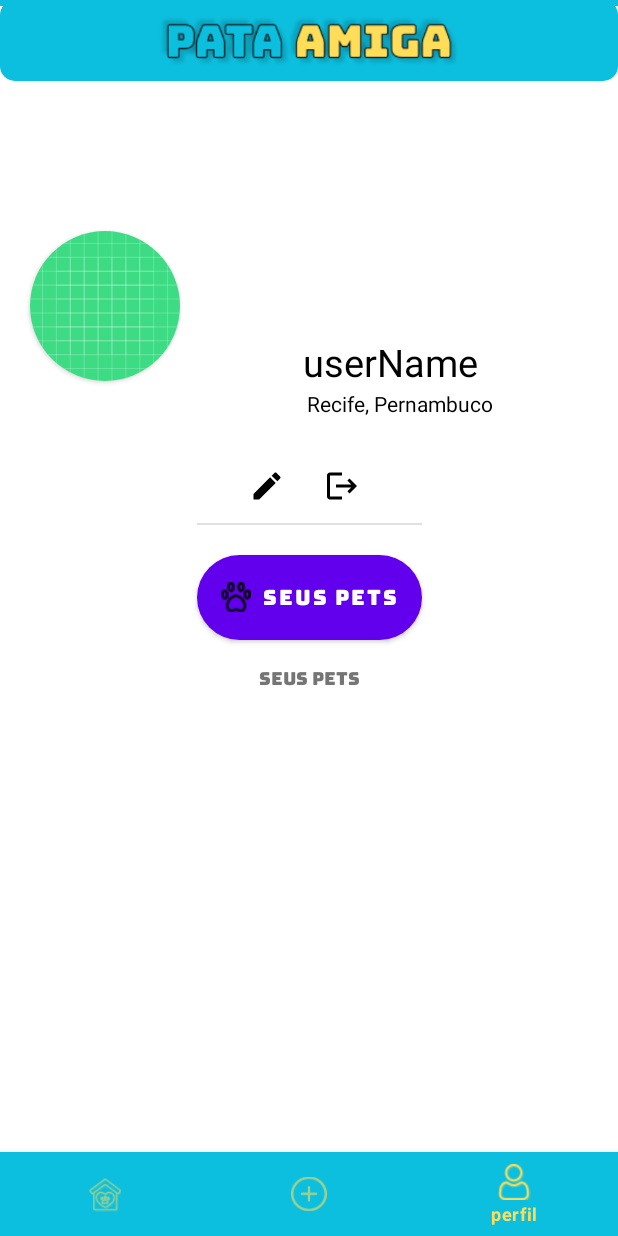
After one commit to MatheusVict/PataAmiga, an Android app: the ProfileFragments screen opened through its navigation route, on a phone screen of 412 x 824 dp. The commit adds this screen. Run offline under Robolectric (Android 15) with nearby library versions, the phone set to English and light mode, and no system bars; our stand-ins replace navigation-ui.

Commit message:
basic profile fragment

```diff
--- a/app/build.gradle
+++ b/app/build.gradle
@@ -56,4 +56,8 @@ dependencies {
     implementation 'com.google.code.gson:gson:2.8.9'
     implementation 'com.squareup.retrofit2:retrofit:2.9.0'
     implementation 'com.squareup.retrofit2:converter-gson:2.9.0'
+
+    // okhttp
+    implementation 'com.squareup.okhttp3:okhttp:4.9.1'
+    implementation 'com.squareup.okhttp3:logging-interceptor:4.9.1'
 }
--- a/app/src/main/java/com/example/pawfriend/Endpoint.kt
+++ b/app/src/main/java/com/example/pawfriend/Endpoint.kt
@@ -5,6 +5,7 @@ import com.example.pawfriend.apiJsons.UserLogin
 import com.google.gson.JsonObject
 import retrofit2.Call
 import retrofit2.http.Body
+import retrofit2.http.GET
 import retrofit2.http.POST
 
 interface Endpoint {
@@ -13,4 +14,7 @@ interface Endpoint {
 
     @POST("/auth/user/login")
     fun login(@Body user: UserLogin): Call<Any>
+
+    @GET("/api/user/byself")
+    fun getUserProfile(): Call<User>
 }
--- a/app/src/main/java/com/example/pawfriend/Login.kt
+++ b/app/src/main/java/com/example/pawfriend/Login.kt
@@ -78,7 +78,7 @@ class Login : AppCompatActivity() {
 
 
     private fun login(user: UserLogin, callback: (Boolean) -> Unit) {
-        val retrofitClient = Service.getRetrofitInstance("http://192.168.0.107:8080")
+        val retrofitClient = Service.getRetrofitInstance("http://192.168.0.107:8080", context = this)
         val endpoint = retrofitClient.create(Endpoint::class.java)
 
         endpoint.login(user).enqueue(object : Callback<Any> {
--- a/app/src/main/java/com/example/pawfriend/MainActivity.kt
+++ b/app/src/main/java/com/example/pawfriend/MainActivity.kt
@@ -68,7 +68,7 @@ class MainActivity : AppCompatActivity() {
     }
 
     private fun login(user: UserLogin, callback: (Boolean) -> Unit) {
-        val retrofitClient = Service.getRetrofitInstance("http://192.168.0.107:8080")
+        val retrofitClient = Service.getRetrofitInstance("http://192.168.0.107:8080", context = this)
         val endpoint = retrofitClient.create(Endpoint::class.java)
 
         endpoint.login(user).enqueue(object : Callback<Any> {
--- a/app/src/main/java/com/example/pawfriend/NetworkUtils/NetworkUtils.kt
+++ b/app/src/main/java/com/example/pawfriend/NetworkUtils/NetworkUtils.kt
@@ -1,11 +1,34 @@
 package com.example.pawfriend.NetworkUtils
 
+import android.content.Context
+import android.util.Log
+import okhttp3.OkHttpClient
 import retrofit2.Retrofit
 import retrofit2.converter.gson.GsonConverterFactory
 
+private fun getTokenSharedPreferences(context: Context): String? {
+    val sharedPreferences = context.getSharedPreferences("login_credentials", Context.MODE_PRIVATE)
+    Log.i("APITEST", "o token do contexto: ${sharedPreferences.getString("token", null)}")
+    return  sharedPreferences.getString("token", null)
+}
+
 object Service {
-    fun getRetrofitInstance(path: String): Retrofit {
-        return Retrofit.Builder().baseUrl(path).addConverterFactory(GsonConverterFactory.create())
+    fun getRetrofitInstance(path: String, context: Context ): Retrofit {
+        val token: String? = getTokenSharedPreferences(context)
+        val client = OkHttpClient.Builder()
+            .addInterceptor{chain ->
+                val request = chain.request()
+                    .newBuilder()
+                    .addHeader("Authorization", "Bearer $token")
+                    .build()
+                chain.proceed(request)
+            }.build()
+
+        return Retrofit
+            .Builder()
+            .baseUrl(path)
+            .client(client)
+            .addConverterFactory(GsonConverterFactory.create())
             .build()
     }
 }
--- a/app/src/main/java/com/example/pawfriend/RegisterTwo.kt
+++ b/app/src/main/java/com/example/pawfriend/RegisterTwo.kt
@@ -90,7 +90,7 @@ class RegisterTwo : AppCompatActivity() {
 
 
     private fun createUser(user: User, callback: (Boolean) -> Unit) {
-        val retrofitClient = Service.getRetrofitInstance("http://192.168.0.107:8080")
+        val retrofitClient = Service.getRetrofitInstance("http://192.168.0.107:8080", context = this)
         val endpoint = retrofitClient.create(Endpoint::class.java)
 
         endpoint.createUser(user).enqueue(object : Callback<User> {
--- /dev/null
+++ b/app/src/main/java/com/example/pawfriend/fragments/ProfileFragments.kt
@@ -0,0 +1,73 @@
+package com.example.pawfriend.fragments
+
+import android.os.Bundle
+import android.util.Log
+import androidx.fragment.app.Fragment
+import android.view.LayoutInflater
+import android.view.View
+import android.view.ViewGroup
+import com.example.pawfriend.Endpoint
+import com.example.pawfriend.NetworkUtils.Service
+import com.example.pawfriend.apiJsons.User
+import com.example.pawfriend.databinding.FragmentProfileBinding
+import retrofit2.Call
+import retrofit2.Callback
+import retrofit2.Response
+
+class ProfileFragments : Fragment() {
+
+    private lateinit var binding: FragmentProfileBinding
+
+    override fun onCreate(savedInstanceState: Bundle?) {
+        super.onCreate(savedInstanceState)
+
+    }
+
+    override fun onCreateView(
+        inflater: LayoutInflater, container: ViewGroup?,
+        savedInstanceState: Bundle?
+    ): View {
+        binding = FragmentProfileBinding.inflate(inflater, container, false)
+        getUserInstance()
+        return binding.root
+    }
+
+
+    private fun getUserInstance() {
+        val retrofitClient = Service.getRetrofitInstance("http://192.168.0.107:8080", context = activity?.applicationContext!!)
+        val endpoint = retrofitClient.create(Endpoint::class.java)
+
+        endpoint.getUserProfile().enqueue(object: Callback<User>{
+
+            override fun onResponse(call: Call<User>, response: Response<User>) {
+               Log.i("APITESTE", "user: ${response.body()}")
+                val user: User? = response.body()?.let {
+                    User(
+                        name = it.name,
+                        location = it.location,
+                        profilePic = it.profilePic,
+                        banner = it.banner
+                    )
+                }
+                binding.userName.text = user?.name
+                binding.userLocation.text = user?.location
+            }
+
+            override fun onFailure(call: Call<User>, t: Throwable) {
+                Log.i("APITESTE", "error: $t")
+
+            }
+        })
+    }
+
+    companion object {
+
+        @JvmStatic
+        fun newInstance(param1: String, param2: String) =
+            ProfileFragments().apply {
+                arguments = Bundle().apply {
+
+                }
+            }
+    }
+}
--- a/app/src/main/java/com/example/pawfriend/fragments/profile.kt
+++ /dev/null
@@ -1,60 +0,0 @@
-package com.example.pawfriend.fragments
-
-import android.os.Bundle
-import androidx.fragment.app.Fragment
-import android.view.LayoutInflater
-import android.view.View
-import android.view.ViewGroup
-import com.example.pawfriend.R
-
-// TODO: Rename parameter arguments, choose names that match
-// the fragment initialization parameters, e.g. ARG_ITEM_NUMBER
-private const val ARG_PARAM1 = "param1"
-private const val ARG_PARAM2 = "param2"
-
-/**
- * A simple [Fragment] subclass.
- * Use the [profile.newInstance] factory method to
- * create an instance of this fragment.
- */
-class profile : Fragment() {
-    // TODO: Rename and change types of parameters
-    private var param1: String? = null
-    private var param2: String? = null
-
-    override fun onCreate(savedInstanceState: Bundle?) {
-        super.onCreate(savedInstanceState)
-        arguments?.let {
-            param1 = it.getString(ARG_PARAM1)
-            param2 = it.getString(ARG_PARAM2)
-        }
-    }
-
-    override fun onCreateView(
-        inflater: LayoutInflater, container: ViewGroup?,
-        savedInstanceState: Bundle?
-    ): View? {
-        // Inflate the layout for this fragment
-        return inflater.inflate(R.layout.fragment_profile, container, false)
-    }
-
-    companion object {
-        /**
-         * Use this factory method to create a new instance of
-         * this fragment using the provided parameters.
-         *
-         * @param param1 Parameter 1.
-         * @param param2 Parameter 2.
-         * @return A new instance of fragment profile.
-         */
-        // TODO: Rename and change types and number of parameters
-        @JvmStatic
-        fun newInstance(param1: String, param2: String) =
-            profile().apply {
-                arguments = Bundle().apply {
-                    putString(ARG_PARAM1, param1)
-                    putString(ARG_PARAM2, param2)
-                }
-            }
-    }
-}
--- /dev/null
+++ b/app/src/main/res/drawable/edit_icon.xml
@@ -0,0 +1,5 @@
+<vector android:height="24dp" android:tint="#000000"
+    android:viewportHeight="24" android:viewportWidth="24"
+    android:width="24dp" xmlns:android="http://schemas.android.com/apk/res/android">
+    <path android:fillColor="@android:color/white" android:pathData="M3,17.25V21h3.75L17.81,9.94l-3.75,-3.75L3,17.25zM20.71,7.04c0.39,-0.39 0.39,-1.02 0,-1.41l-2.34,-2.34c-0.39,-0.39 -1.02,-0.39 -1.41,0l-1.83,1.83 3.75,3.75 1.83,-1.83z"/>
+</vector>
--- /dev/null
+++ b/app/src/main/res/drawable/logout_icon.xml
@@ -0,0 +1,5 @@
+<vector android:autoMirrored="true" android:height="24dp"
+    android:tint="#000000" android:viewportHeight="24"
+    android:viewportWidth="24" android:width="24dp" xmlns:android="http://schemas.android.com/apk/res/android">
+    <path android:fillColor="@android:color/white" android:pathData="M17,7l-1.41,1.41L18.17,11H8v2h10.17l-2.58,2.58L17,17l5,-5zM4,5h8V3H4c-1.1,0 -2,0.9 -2,2v14c0,1.1 0.9,2 2,2h8v-2H4V5z"/>
+</vector>
--- /dev/null
+++ b/app/src/main/res/drawable/rounded_button.xml
@@ -0,0 +1,6 @@
+<?xml version="1.0" encoding="utf-8"?>
+<shape xmlns:android="http://schemas.android.com/apk/res/android">
+    <solid android:color="#0CBFDE"/>
+    <corners android:radius="20dp"/>
+
+</shape>
--- /dev/null
+++ b/app/src/main/res/drawable/rounded_button_profile.xml
@@ -0,0 +1,9 @@
+<?xml version="1.0" encoding="utf-8"?>
+<shape xmlns:android="http://schemas.android.com/apk/res/android"
+    android:shape="rectangle">
+
+    <corners android:radius="30dp"/>
+
+    <solid android:color="@color/blue"/>
+
+</shape>
--- a/app/src/main/res/layout/fragment_profile.xml
+++ b/app/src/main/res/layout/fragment_profile.xml
@@ -5,8 +5,7 @@
     android:layout_width="match_parent"
     android:layout_height="match_parent"
     android:orientation="vertical"
-    android:background="@color/white"
-    tools:context=".fragments.profile">
+    tools:context=".fragments.ProfileFragments">
 
     <TextView
         android:id="@+id/textView2"
@@ -18,6 +17,7 @@
         app:layout_constraintTop_toTopOf="parent" />
 
     <ImageView
+        android:id="@+id/imageView8"
         android:layout_width="200dp"
         android:layout_height="wrap_content"
         android:src="@drawable/application_name"
@@ -26,5 +26,117 @@
         app:layout_constraintStart_toStartOf="parent"
         app:layout_constraintTop_toTopOf="@+id/textView2" />
 
+    <ImageView
+        android:id="@+id/userBanner"
+        android:layout_width="match_parent"
+        android:layout_height="150dp"
+        android:scaleType="fitXY"
+        app:layout_constraintTop_toBottomOf="@+id/textView2"
+        tools:layout_editor_absoluteX="-16dp"
+        tools:src="@tools:sample/backgrounds/scenic" />
+
+    <androidx.cardview.widget.CardView
+        android:id="@+id/userProfilePicCard"
+        android:layout_width="wrap_content"
+        android:layout_height="wrap_content"
+        android:layout_marginStart="20dp"
+
+        android:layout_marginTop="150dp"
+        app:cardCornerRadius="50dp"
+        app:layout_constraintBottom_toBottomOf="@+id/userBanner"
+        app:layout_constraintStart_toStartOf="parent"
+        app:layout_constraintTop_toBottomOf="@+id/textView2">
+
+        <ImageView
+            android:id="@+id/userProfilePic"
+            android:layout_width="100dp"
+            android:layout_height="100dp"
+            android:src="@drawable/ic_launcher_background" />
+
+    </androidx.cardview.widget.CardView>
+
+    <TextView
+        android:id="@+id/userName"
+        android:layout_width="250dp"
+        android:layout_height="30dp"
+        android:layout_marginTop="20dp"
+        android:text="userName"
+        android:textAlignment="center"
+        android:textColor="@color/black"
+        android:textSize="25sp"
+        app:layout_constraintEnd_toEndOf="parent"
+        app:layout_constraintHorizontal_bias="0.365"
+        app:layout_constraintStart_toEndOf="@+id/userProfilePicCard"
+        app:layout_constraintTop_toBottomOf="@+id/userBanner" />
+
+    <TextView
+        android:id="@+id/userLocation"
+        android:layout_width="200dp"
+        android:layout_height="wrap_content"
+        android:layout_marginTop="5dp"
+        android:textColor="@color/black"
+        android:text="Recife, Pernambuco"
+        android:textAlignment="center"
+        app:layout_constraintEnd_toEndOf="parent"
+        app:layout_constraintStart_toEndOf="@+id/userProfilePicCard"
+        app:layout_constraintTop_toBottomOf="@+id/userName" />
+
+    <ImageView
+        android:id="@+id/lineBottom"
+        android:layout_width="150dp"
+        android:layout_height="1dp"
+        android:layout_marginTop="70dp"
+        android:background="?actionBarDivider"
+        app:layout_constraintEnd_toEndOf="parent"
+        app:layout_constraintStart_toStartOf="parent"
+        app:layout_constraintTop_toBottomOf="@+id/userLocation" />
+
+    <ImageView
+        android:id="@+id/editButton"
+        android:layout_width="wrap_content"
+        android:layout_height="wrap_content"
+        android:layout_marginTop="20dp"
+        android:src="@drawable/edit_icon"
+        app:layout_constraintBottom_toTopOf="@+id/lineBottom"
+        app:layout_constraintStart_toStartOf="@+id/userLocation"
+        app:layout_constraintTop_toBottomOf="@+id/userLocation" />
+
+    <ImageView
+        android:id="@+id/logoutButton"
+        android:layout_width="wrap_content"
+        android:layout_height="wrap_content"
+        android:layout_marginTop="20dp"
+        android:layout_marginEnd="100dp"
+        android:src="@drawable/logout_icon"
+        app:layout_constraintBottom_toTopOf="@+id/lineBottom"
+        app:layout_constraintEnd_toEndOf="@+id/userLocation"
+        app:layout_constraintStart_toEndOf="@+id/editButton"
+        app:layout_constraintTop_toBottomOf="@+id/userLocation" />
+
+    <Button
+        android:id="@+id/yourPetsButton"
+        style="@style/BlueRoundButton"
+        android:layout_width="150dp"
+        android:layout_height="wrap_content"
+        android:layout_marginTop="20dp"
+        android:background="@drawable/rounded_button_profile"
+        app:layout_constraintEnd_toEndOf="parent"
+        android:text="@string/your_pets_button"
+        android:fontFamily="@font/bungee"
+        android:drawableLeft="@drawable/paw_icon"
+        app:layout_constraintStart_toStartOf="parent"
+        app:layout_constraintTop_toBottomOf="@+id/lineBottom" />
+
+    <TextView
+        android:id="@+id/yourPetsTextViews"
+        android:layout_width="wrap_content"
+        android:layout_height="wrap_content"
+        android:layout_marginTop="10dp"
+        android:fontFamily="@font/bungee"
+        android:textSize="12sp"
+        android:text="SEUS PETS"
+        app:layout_constraintEnd_toEndOf="parent"
+        app:layout_constraintStart_toStartOf="parent"
+        app:layout_constraintTop_toBottomOf="@+id/yourPetsButton" />
 
 </androidx.constraintlayout.widget.ConstraintLayout>
--- a/app/src/main/res/navigation/nav_home.xml
+++ b/app/src/main/res/navigation/nav_home.xml
@@ -16,7 +16,7 @@
         tools:layout="@layout/fragment_create_post" />
     <fragment
         android:id="@+id/menu_profile"
-        android:name="com.example.pawfriend.fragments.profile"
+        android:name="com.example.pawfriend.fragments.ProfileFragments"
         android:label="fragment_profile"
         tools:layout="@layout/fragment_profile" />
 </navigation>
--- a/app/src/main/res/values/strings.xml
+++ b/app/src/main/res/values/strings.xml
@@ -60,4 +60,5 @@
     <!-- TODO: Remove or change this placeholder text -->
     <string name="hello_blank_fragment">Hello blank fragment</string>
     <string name="search_for_pet">Busque por um pet</string>
+    <string name="your_pets_button">SEUS PETS</string>
 </resources>
--- /dev/null
+++ b/app/src/main/res/values/styles.xml
@@ -0,0 +1,7 @@
+<?xml version="1.0" encoding="utf-8"?>
+<resources>
+    <style name="BlueRoundButton">
+        <item name="android:background">@color/blue</item>
+        <item name="android:textColor">#FFFFFF</item>
+    </style>
+</resources>
```
Also changed, not shown: app/src/main/res/drawable/paw_icon.png (added), app/src/main/res/drawable/your_pets_buttons.png (added).
